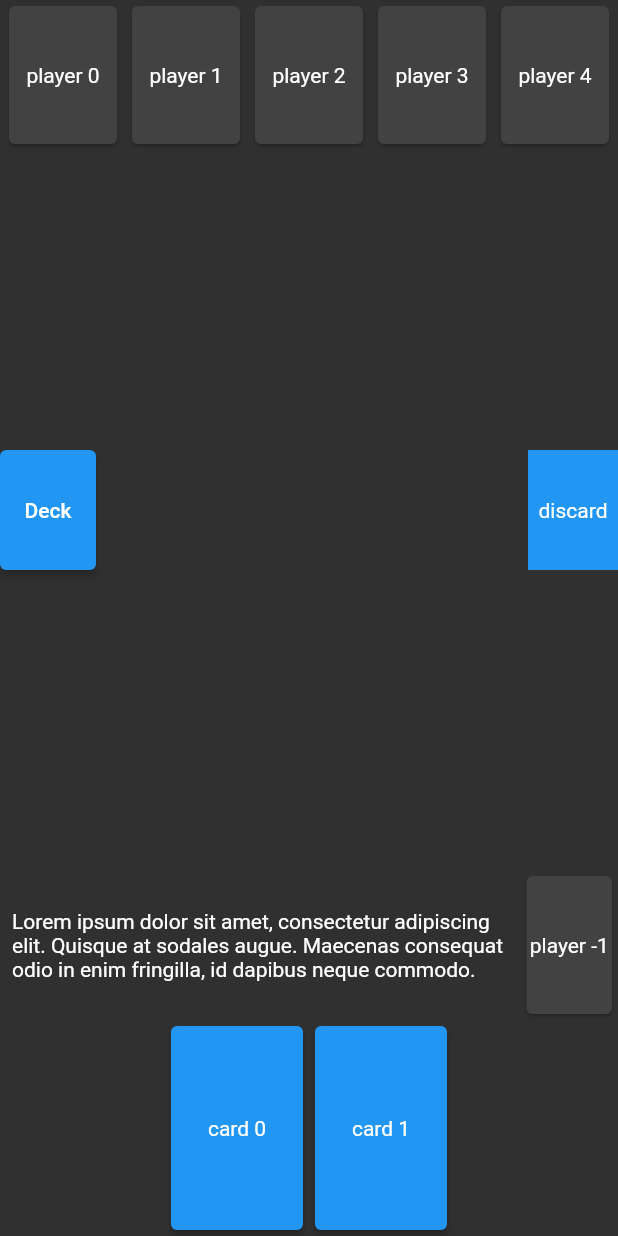
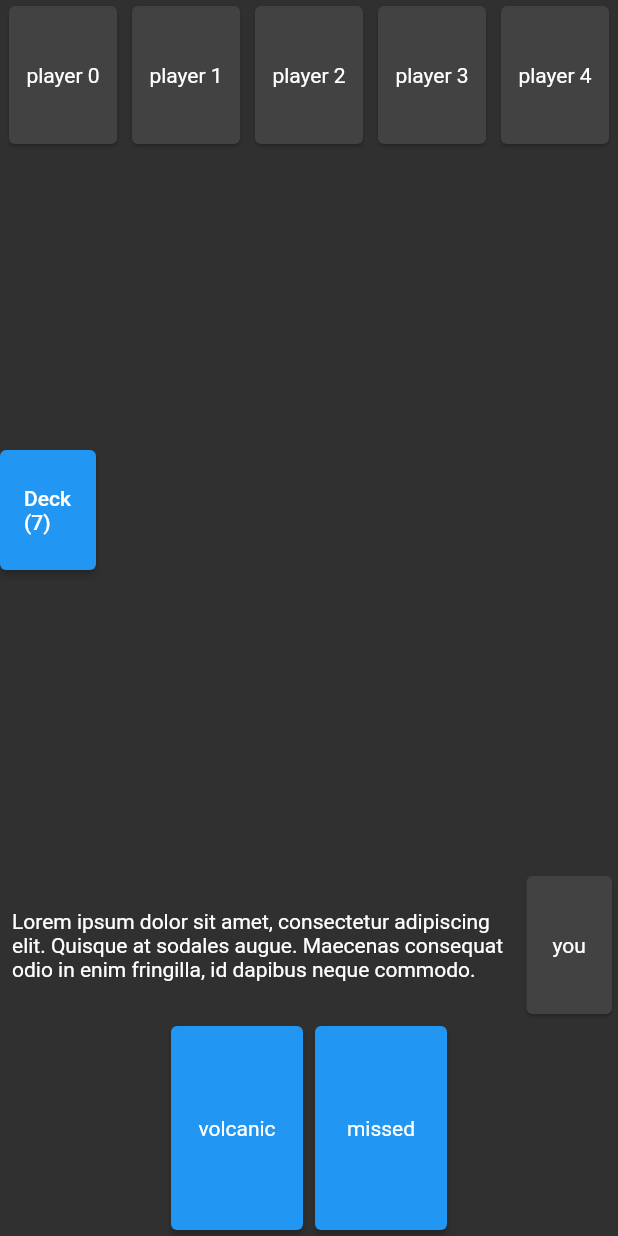
Before and after one commit to stephtelolahy/WildWest-Flutter, a Flutter app: the screen it shows after launch, on a phone screen of 412 x 824 dp. Run offline on Flutter 3.47's test engine with Material 2 defaults, Android fonts, the phone set to English and light mode, and no system bars; our stand-ins replace bloc, flutter_bloc.

Commit message:
draw card from deck

```diff
--- a/lib/game_page.dart
+++ /dev/null
@@ -1,51 +0,0 @@
-import 'package:flutter/material.dart';
-import 'package:wildwest_flutter/widgets/discard.dart';
-import 'package:wildwest_flutter/widgets/hand.dart';
-import 'package:wildwest_flutter/widgets/others.dart';
-import 'package:wildwest_flutter/widgets/player.dart';
-
-class GamePage extends StatelessWidget {
-  static const double PLAYER_WIDTH = 65;
-  static const double PLAYER_HEIGHT = 100;
-
-  @override
-  Widget build(BuildContext context) {
-    return Scaffold(
-        body: SafeArea(
-      child: Column(
-        children: [
-          OthersWidget(),
-          DiscardWidget(),
-          _buildYou(context),
-          HandWidget(),
-        ],
-      ),
-    ));
-  }
-
-  Widget _buildPlayer(BuildContext context, int index) {
-    return PlayerWidget(
-        name: 'player $index', width: PLAYER_WIDTH, height: PLAYER_HEIGHT);
-  }
-
-  Widget _buildYou(BuildContext context) {
-    return Container(
-      child: Row(
-        children: [
-          _buildMessage(context),
-          _buildPlayer(context, -1),
-        ],
-      ),
-    );
-  }
-
-  Widget _buildMessage(BuildContext context) {
-    final message =
-        "Lorem ipsum dolor sit amet, consectetur adipiscing elit. Quisque at sodales augue. Maecenas consequat odio in enim fringilla, id dapibus neque commodo.";
-    return Expanded(
-        child: Padding(
-      padding: EdgeInsets.all(8),
-      child: Text(message),
-    ));
-  }
-}
--- a/lib/main.dart
+++ b/lib/main.dart
@@ -1,5 +1,5 @@
 import 'package:flutter/material.dart';
-import 'package:wildwest_flutter/game_page.dart';
+import 'package:wildwest_flutter/pages/game/game_page.dart';
 
 void main() => runApp(App());
 
--- /dev/null
+++ b/lib/pages/game/cubit/game_cubit.dart
@@ -0,0 +1,17 @@
+import 'package:bloc/bloc.dart';
+import 'package:meta/meta.dart';
+
+part 'game_state.dart';
+
+class GameCubit extends Cubit<GameState> {
+  GameCubit() : super(GameState.initial());
+
+  void draw() {
+    var deck = state.deck;
+    var hand = state.hand;
+    if (deck.isNotEmpty) {
+      hand.add(deck.removeAt(0));
+      emit(GameState(deck: deck, discard: state.discard, hand: hand));
+    }
+  }
+}
--- /dev/null
+++ b/lib/pages/game/cubit/game_state.dart
@@ -0,0 +1,26 @@
+part of 'game_cubit.dart';
+
+@immutable
+class GameState {
+  final List<String> deck;
+  final List<String> discard;
+  final List<String> hand;
+
+  GameState({required this.deck, required this.discard, required this.hand});
+
+  GameState.initial()
+      : this.deck = [
+          "bang",
+          "missed",
+          "panic",
+          "tequila",
+          "mustang",
+          "panic",
+          "jail",
+        ],
+        this.discard = [],
+        this.hand = [
+          "volcanic",
+          "missed",
+        ];
+}
--- /dev/null
+++ b/lib/pages/game/game_page.dart
@@ -0,0 +1,45 @@
+import 'package:flutter/material.dart';
+import 'package:flutter_bloc/flutter_bloc.dart';
+import 'package:wildwest_flutter/pages/game/cubit/game_cubit.dart';
+import 'package:wildwest_flutter/pages/game/widgets/discard.dart';
+import 'package:wildwest_flutter/pages/game/widgets/hand.dart';
+import 'package:wildwest_flutter/pages/game/widgets/others.dart';
+import 'package:wildwest_flutter/pages/game/widgets/you.dart';
+
+class GamePage extends StatelessWidget {
+  @override
+  Widget build(BuildContext context) {
+    return BlocProvider(
+      create: (_) => GameCubit(),
+      child: _GameView(),
+    );
+  }
+}
+
+class _GameView extends StatelessWidget {
+  @override
+  Widget build(BuildContext context) {
+    return Scaffold(
+      body: SafeArea(
+        child: BlocBuilder<GameCubit, GameState>(
+          builder: (context, state) => _buildGameBoard(context, state),
+        ),
+      ),
+    );
+  }
+
+  Widget _buildGameBoard(BuildContext context, GameState state) {
+    final topDiscard = state.discard.isNotEmpty ? state.discard.last : null;
+    return Column(
+      children: [
+        OthersWidget(),
+        DiscardWidget(
+          deckCount: state.deck.length,
+          topDiscard: topDiscard,
+        ),
+        YouWidget(),
+        HandWidget(cards: state.hand),
+      ],
+    );
+  }
+}
--- /dev/null
+++ b/lib/pages/game/widgets/discard.dart
@@ -0,0 +1,65 @@
+import 'package:flutter/material.dart';
+import 'package:wildwest_flutter/pages/game/cubit/game_cubit.dart';
+import 'package:flutter_bloc/flutter_bloc.dart';
+
+class DiscardWidget extends StatelessWidget {
+  static const double CARD_WIDTH = 60;
+  static const double CARD_HEIGHT = 80;
+
+  final int deckCount;
+  final String? topDiscard;
+
+  DiscardWidget({required this.deckCount, required this.topDiscard});
+
+  @override
+  Widget build(BuildContext context) {
+    return Expanded(
+      child: DragTarget(
+        onWillAccept: (data) => true,
+        builder: (context, candidateItems, rejectedItems) {
+          final highlighted = candidateItems.isNotEmpty;
+          final color = highlighted ? Colors.green : Colors.transparent;
+          return Container(
+              color: color,
+              child: Stack(
+                children: [
+                  Align(
+                    alignment: Alignment.centerLeft,
+                    child: _buildDeck(context),
+                  ),
+                  Align(
+                    alignment: Alignment.centerRight,
+                    child: _buildDiscard(context),
+                  ),
+                ],
+              ));
+        },
+      ),
+    );
+  }
+
+  Widget _buildDeck(BuildContext context) {
+    return ElevatedButton(
+      style: ElevatedButton.styleFrom(
+          primary: Colors.blue, fixedSize: Size(CARD_WIDTH, CARD_HEIGHT)),
+      onPressed: () => context.read<GameCubit>().draw(),
+      child: Text("Deck ($deckCount)"),
+    );
+  }
+
+  Widget _buildDiscard(BuildContext context) {
+    final card = topDiscard;
+    if (card != null) {
+      return Container(
+        color: Colors.blue,
+        child: Center(
+          child: Text(card),
+        ),
+        width: CARD_WIDTH,
+        height: CARD_HEIGHT,
+      );
+    } else {
+      return SizedBox.shrink();
+    }
+  }
+}
--- a/lib/widgets/hand.dart
+++ b/lib/pages/game/widgets/hand.dart
@@ -1,24 +1,26 @@
 import 'package:flutter/material.dart';
 import 'package:wildwest_flutter/misc/size_utils.dart';
-import 'package:wildwest_flutter/widgets/card.dart';
+import 'package:wildwest_flutter/pages/game/widgets/card.dart';
 
 class HandWidget extends StatelessWidget {
   static const double CARD_WIDTH = 96;
   static const double CARD_HEIGHT = 144;
 
+  final List<String> cards;
+
+  HandWidget({required this.cards});
+
   @override
   Widget build(BuildContext context) {
-    final itemsCount = 2;
-
     return Container(
       child: Row(
         mainAxisAlignment: MainAxisAlignment.center,
         children: List.generate(
-          itemsCount,
+          cards.length,
           (index) => CardWidget(
-            name: 'card $index',
+            name: cards[index],
             size: Size(
-                SizeUtils.itemWidthInARow(context, itemsCount, CARD_WIDTH),
+                SizeUtils.itemWidthInARow(context, cards.length, CARD_WIDTH),
                 CARD_HEIGHT),
             sizeWhenDragging: Size(CARD_WIDTH, CARD_HEIGHT),
           ),
--- a/lib/widgets/others.dart
+++ b/lib/pages/game/widgets/others.dart
@@ -1,6 +1,6 @@
 import 'package:flutter/material.dart';
 import 'package:wildwest_flutter/misc/size_utils.dart';
-import 'package:wildwest_flutter/widgets/player.dart';
+import 'package:wildwest_flutter/pages/game/widgets/player.dart';
 
 class OthersWidget extends StatelessWidget {
   static const double PLAYER_WIDTH = 80;
--- /dev/null
+++ b/lib/pages/game/widgets/you.dart
@@ -0,0 +1,29 @@
+import 'package:flutter/material.dart';
+import 'package:wildwest_flutter/pages/game/widgets/player.dart';
+
+class YouWidget extends StatelessWidget {
+  static const double PLAYER_WIDTH = 65;
+  static const double PLAYER_HEIGHT = 100;
+
+  @override
+  Widget build(BuildContext context) {
+    return Container(
+      child: Row(
+        children: [
+          _buildMessage(context),
+          PlayerWidget(name: 'you', width: PLAYER_WIDTH, height: PLAYER_HEIGHT)
+        ],
+      ),
+    );
+  }
+
+  Widget _buildMessage(BuildContext context) {
+    final message =
+        "Lorem ipsum dolor sit amet, consectetur adipiscing elit. Quisque at sodales augue. Maecenas consequat odio in enim fringilla, id dapibus neque commodo.";
+    return Expanded(
+        child: Padding(
+      padding: EdgeInsets.all(8),
+      child: Text(message),
+    ));
+  }
+}
--- a/lib/widgets/discard.dart
+++ /dev/null
@@ -1,45 +0,0 @@
-import 'package:flutter/material.dart';
-
-class DiscardWidget extends StatelessWidget {
-  static const double CARD_WIDTH = 60;
-  static const double CARD_HEIGHT = 80;
-
-  @override
-  Widget build(BuildContext context) {
-    return Expanded(
-      child: DragTarget(
-        onWillAccept: (data) => true,
-        builder: (context, candidateItems, rejectedItems) {
-          final highlighted = candidateItems.isNotEmpty;
-          final color = highlighted ? Colors.green : Colors.transparent;
-          return Container(
-              color: color,
-              child: Stack(
-                children: [
-                  Align(
-                    alignment: Alignment.centerLeft,
-                    child: ElevatedButton(
-                        style: ElevatedButton.styleFrom(
-                            primary: Colors.blue,
-                            fixedSize: Size(CARD_WIDTH, CARD_HEIGHT)),
-                        onPressed: () {},
-                        child: Text("Deck")),
-                  ),
-                  Align(
-                    alignment: Alignment.centerRight,
-                    child: Container(
-                      color: Colors.blue,
-                      child: Center(
-                        child: Text('discard'),
-                      ),
-                      width: CARD_WIDTH,
-                      height: CARD_HEIGHT,
-                    ),
-                  ),
-                ],
-              ));
-        },
-      ),
-    );
-  }
-}
```
Also changed, not shown: pubspec.yaml (+10 -7 lines), lib/pages/game/widgets/card.dart (renamed from lib/widgets/card.dart), lib/pages/game/widgets/player.dart (renamed from lib/widgets/player.dart), pubspec.lock, 6 other files.
